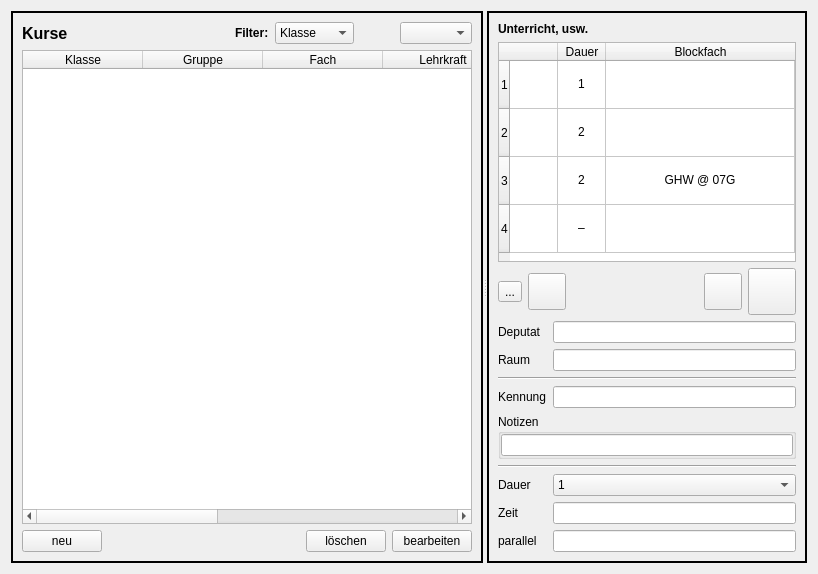
Above: wz-data/ui/course_editor.ui from gradgrind/WZ3 before the change. Below: the same form after it.
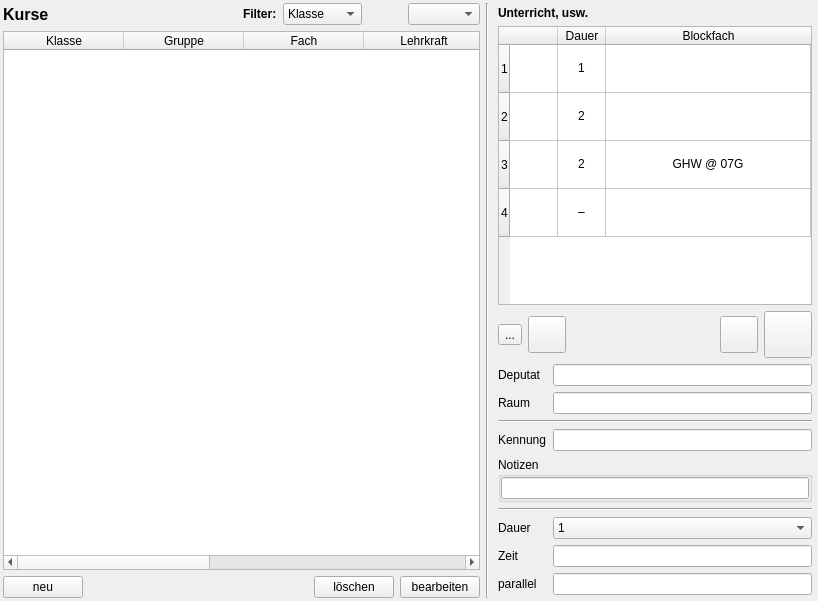
That is the form after the change. Icons and pictures are not drawn.

Diff of the .ui file:
```diff
--- a/wz-data/ui/course_editor.ui
+++ b/wz-data/ui/course_editor.ui
@@ -7,7 +7,7 @@
     <x>0</x>
     <y>0</y>
     <width>818</width>
-    <height>574</height>
+    <height>601</height>
    </rect>
   </property>
   <property name="sizePolicy">
@@ -22,46 +22,20 @@
   <property name="windowTitle">
    <string>Kurse und Stunden</string>
   </property>
-  <layout class="QHBoxLayout" name="horizontalLayout_4">
+  <layout class="QHBoxLayout" name="horizontalLayout_3">
+   <property name="leftMargin">
+    <number>3</number>
+   </property>
+   <property name="topMargin">
+    <number>3</number>
+   </property>
+   <property name="rightMargin">
+    <number>3</number>
+   </property>
+   <property name="bottomMargin">
+    <number>3</number>
+   </property>
    <item>
-    <widget class="QSplitter" name="splitter">
-     <property name="maximumSize">
-      <size>
-       <width>16777215</width>
-       <height>16777215</height>
-      </size>
-     </property>
-     <property name="frameShape">
-      <enum>QFrame::NoFrame</enum>
-     </property>
-     <property name="frameShadow">
-      <enum>QFrame::Plain</enum>
-     </property>
-     <property name="lineWidth">
-      <number>1</number>
-     </property>
-     <property name="midLineWidth">
-      <number>0</number>
-     </property>
-     <property name="orientation">
-      <enum>Qt::Horizontal</enum>
-     </property>
-     <property name="childrenCollapsible">
-      <bool>false</bool>
-     </property>
-     <widget class="QFrame" name="frame_l">
-      <property name="frameShape">
-       <enum>QFrame::Box</enum>
-      </property>
-      <property name="frameShadow">
-       <enum>QFrame::Plain</enum>
-      </property>
-      <property name="lineWidth">
-       <number>2</number>
-      </property>
-      <property name="midLineWidth">
-       <number>0</number>
-      </property>
       <layout class="QVBoxLayout" name="verticalLayout_2">
        <item>
         <layout class="QHBoxLayout" name="horizontalLayout" stretch="0,2,0,0,0,0">
@@ -236,8 +210,16 @@
         </layout>
        </item>
       </layout>
-     </widget>
-     <widget class="QFrame" name="frame_r">
+   </item>
+   <item>
+    <widget class="Line" name="line_3">
+     <property name="orientation">
+      <enum>Qt::Vertical</enum>
+     </property>
+    </widget>
+   </item>
+   <item>
+    <widget class="QWidget" name="frame_r" native="true">
       <property name="enabled">
        <bool>true</bool>
       </property>
@@ -247,13 +229,19 @@
         <height>16777215</height>
        </size>
       </property>
-      <property name="frameShape">
-       <enum>QFrame::Box</enum>
-      </property>
-      <property name="lineWidth">
-       <number>2</number>
-      </property>
       <layout class="QVBoxLayout" name="verticalLayout">
+      <property name="leftMargin">
+       <number>3</number>
+      </property>
+      <property name="topMargin">
+       <number>3</number>
+      </property>
+      <property name="rightMargin">
+       <number>3</number>
+      </property>
+      <property name="bottomMargin">
+       <number>3</number>
+      </property>
        <item>
         <widget class="QLabel" name="label_3">
          <property name="font">
@@ -761,7 +749,6 @@
        </item>
       </layout>
      </widget>
-    </widget>
    </item>
   </layout>
  </widget>
```
Left out of the diff: 1 changed line with no effect on the pictures. Lines whose indentation alone changed are shown as unchanged.
